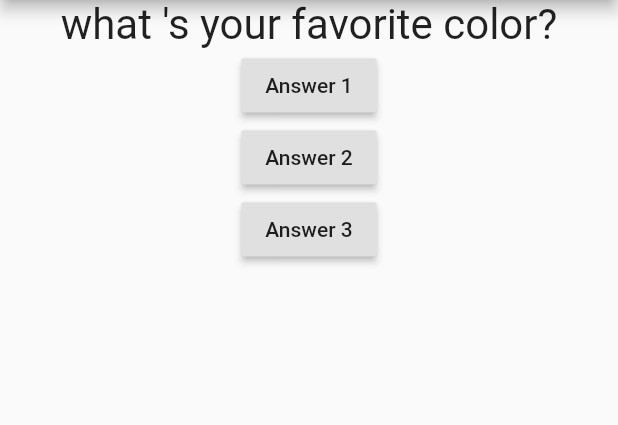
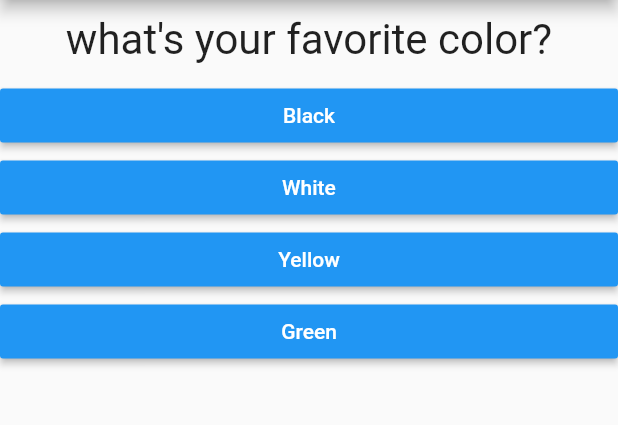
Before and after one commit to thiensu1122/flutter_first_app, a Flutter app: the screen it shows after launch, on a phone screen of 412 x 824 dp, the part 84-509 px from its top. Run offline on Flutter 3.47's test engine with Material 2 defaults, Android fonts, the phone set to English and light mode, and no system bars.

Commit message:
- New commit

```diff
--- /dev/null
+++ b/lib/answer.dart
@@ -0,0 +1,20 @@
+import 'package:flutter/cupertino.dart';
+import 'package:flutter/material.dart';
+
+class Answer extends StatelessWidget {
+  final VoidCallback selectHandler;
+  final String answerText;
+  Answer(this.selectHandler, this.answerText);
+  @override
+  Widget build(BuildContext context) {
+    return Container(
+      width: double.infinity,
+      child: RaisedButton(
+        color: Colors.blue,
+        textColor: Colors.white,
+        child: Text(answerText),
+        onPressed: selectHandler,
+      ),
+    );
+  }
+}
--- a/lib/main.dart
+++ b/lib/main.dart
@@ -3,6 +3,7 @@
 import 'package:flutter/material.dart';
 
 import './question.dart';
+import './answer.dart';
 
 // void main() {
 //   var app = MyApp();
@@ -20,6 +21,7 @@ class MyApp extends StatefulWidget {
 
 class _MyAppState extends State<MyApp> {
   var _questionIndex = 0;
+
   void _answerQuestion() {
     setState(() {
       _questionIndex = _questionIndex + 1;
@@ -30,8 +32,18 @@ class _MyAppState extends State<MyApp> {
   @override
   Widget build(BuildContext context) {
     var questions = [
-      "what \'s your favorite color?",
-      "what is your favorite animal?"
+      {
+        'questionText': 'what\'s your favorite color?',
+        'answers': ['Black', 'White', 'Yellow', 'Green']
+      },
+      {
+        'questionText': 'what is your favorite animal',
+        'answers': ['Cat', 'Dog', 'Rabbit', 'Lion']
+      },
+      {
+        'questionText': 'who\'s your favorite instructor?',
+        'answers': ['Bao', 'Bao', 'Bao', 'Bao']
+      }
     ];
     return MaterialApp(
       home: Scaffold(
@@ -41,21 +53,12 @@ class _MyAppState extends State<MyApp> {
         body: Column(
           // ignore: prefer_const_literals_to_create_immutables
           children: <Widget>[
-            Question(questions.elementAt(_questionIndex)),
-            RaisedButton(
-              child: Text('Answer 1'),
-              onPressed: _answerQuestion,
-            ),
-            RaisedButton(
-              child: Text('Answer 2'),
-              onPressed: () => print("Answer 2 chosen"),
-            ),
-            RaisedButton(
-              child: Text('Answer 3'),
-              onPressed: () {
-                print("Answer 3 chosen");
-              },
-            ),
+            Question(
+                questions.elementAt(_questionIndex)['questionText'] as String),
+            ...(questions[_questionIndex]['answers'] as List<String>)
+                .map((answer) {
+              return Answer(_answerQuestion, answer);
+            }).toList()
           ],
         ),
       ),
--- a/lib/question.dart
+++ b/lib/question.dart
@@ -9,6 +9,7 @@ class Question extends StatelessWidget {
   Widget build(BuildContext context) {
     return Container(
       width: double.infinity,
+      margin: EdgeInsets.all(10),
       child: Text(
         questionText,
         style: TextStyle(fontSize: 28),
```
Also changed, not shown: 1 other file.
